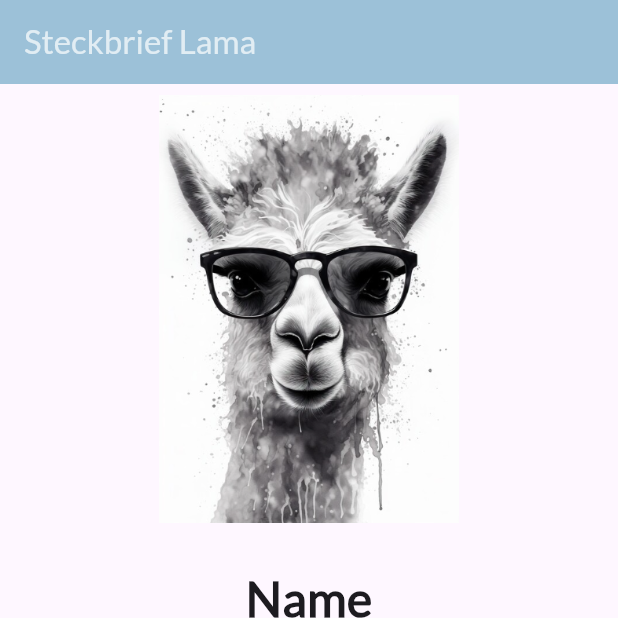
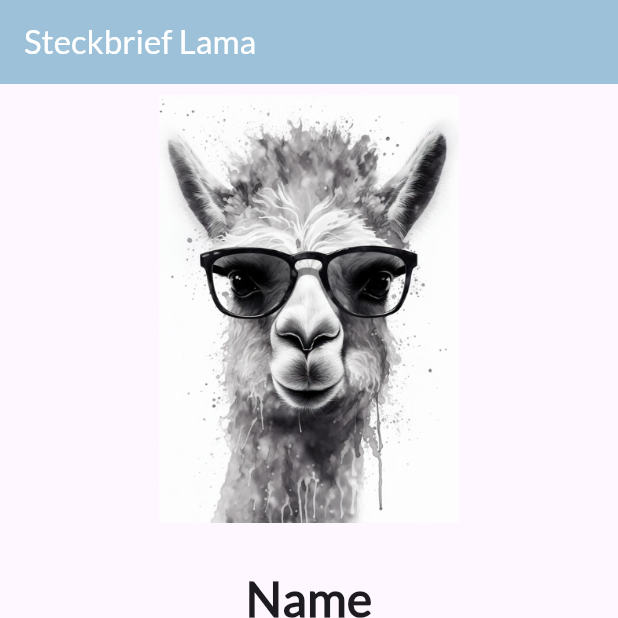
Before and after one commit to FrancescBrau/tasksheet1110, a Flutter app: the screen it shows after launch, on a phone screen of 412 x 824 dp, the top half of it. Run offline on Flutter 3.47's test engine with Material 3 defaults, Android fonts, the phone set to English and light mode, and no system bars.

Commit message:
colorwhite

```diff
--- a/lib/main.dart
+++ b/lib/main.dart
@@ -30,7 +30,7 @@ class MainScreenState extends State<MainScreen> {
       appBar: AppBar(
         title: const Text(
           'Steckbrief Lama',
-          style: TextStyle(color: Colors.white70),
+          style: TextStyle(color: Colors.white),
         ),
         centerTitle: false,
         backgroundColor: const Color.fromARGB(225, 143, 186, 211),
```
